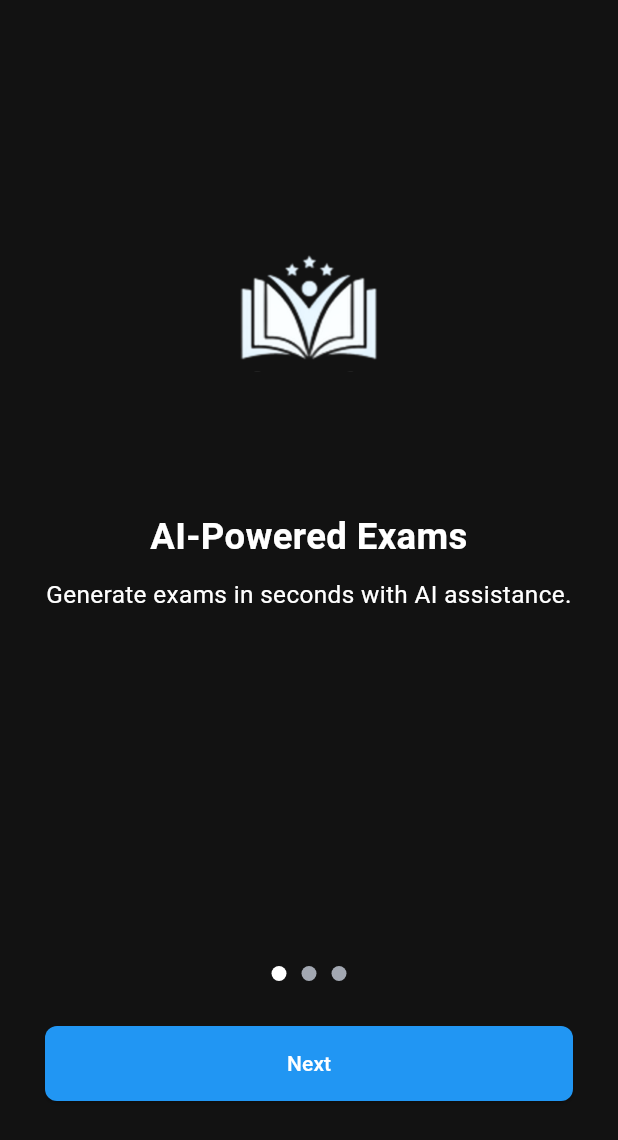
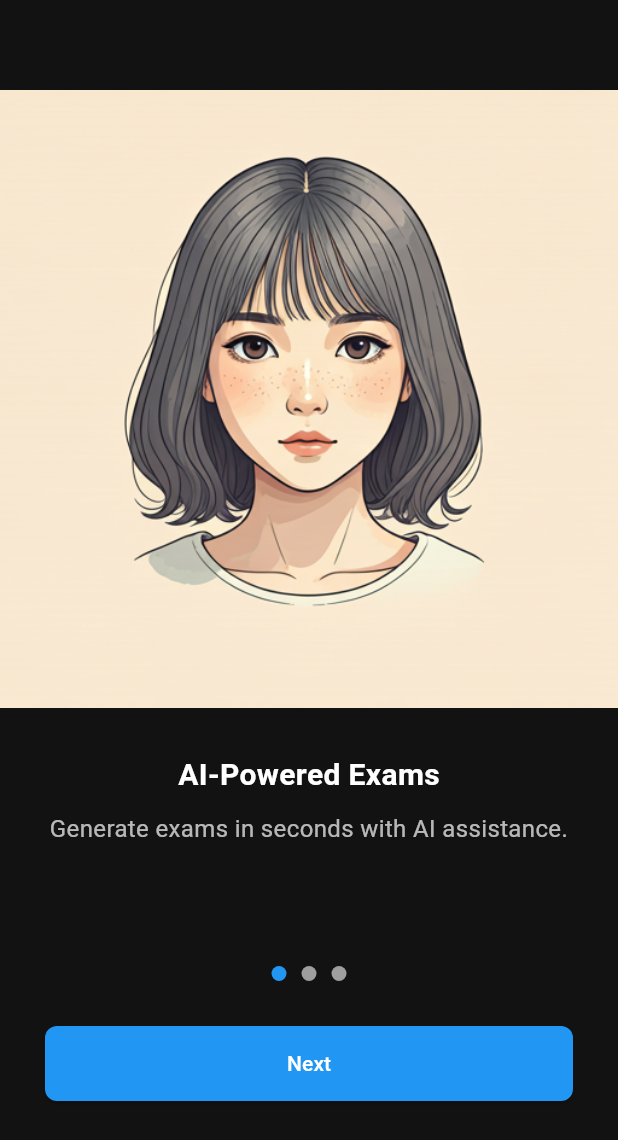
Before and after one commit to sayodaa/exam_zone, a Flutter app: the OnBoardingView screen opened directly, on a phone screen of 412 x 824 dp. Shown: the top 1140 px of the screen. Run offline on Flutter 3.47's test engine with Material 3 defaults, Android fonts, the phone set to English and light mode, and no system bars; drawn by our look-alikes of smooth_page_indicator; our stand-ins replace animate_do, bloc, cloud_firestore, connectivity_plus, dartz, equatable and 12 more; accounts and stored records are empty; network calls fail; project files that could hold a hidden picture were left out.

Commit message:
fix issue

```diff
--- a/lib/app.dart
+++ b/lib/app.dart
@@ -50,7 +50,7 @@ class ExamZoneApp extends StatelessWidget {
             theme: AppThemes.lightTheme,
             darkTheme: AppThemes.darkTheme,
             themeMode: themeProvider.themeMode,
-            initialRoute: AppRoutes.splash,
+            initialRoute: AppRoutes.mainV,
             onGenerateRoute: AppRoutes.onGenerateRoute,
           ),
         );
--- a/lib/core/styles/app_images.dart
+++ b/lib/core/styles/app_images.dart
@@ -3,6 +3,10 @@ abstract class AppImages {
   static const onBoard1Dark = 'assets/images/core/splash.png';
   static const onBoard2Dark = 'assets/images/core/splash.png';
   static const onBoard3Dark = 'assets/images/core/splash.png';
+
+  static const onBoard1 = 'assets/images/on_board/on_board_1.png';
+  static const onBoard2 = 'assets/images/on_board/on_board_2.png';
+  static const onBoard3 = 'assets/images/on_board/on_board_3.png';
   // Core images
   static const String logo = 'assets/images/core/splash.png';
   static const String examZone = 'assets/images/core/splash.png';
--- a/lib/features/auth/presentation/views/widgets/confirm_password_feild.dart
+++ b/lib/features/auth/presentation/views/widgets/confirm_password_feild.dart
@@ -41,7 +41,7 @@ class _ConfirmPasswordFieldState extends State<ConfirmPasswordField> {
           return null;
         },
         obscureText: _obscure,
-        suffixIcon: _obscure ? Icons.visibility_off : Icons.visibility,
+        suffixIcon: _obscure ? Icons.visibility : Icons.visibility_off,
         suffixIconPressed: _toggle,
       ),
     );
--- a/lib/features/onboarding/data/models/inboarding_item_model.dart
+++ b/lib/features/onboarding/data/models/inboarding_item_model.dart
@@ -1,10 +1,10 @@
 class OnboardingItemModel {
-  final String video;
+  final String image;
   final String title;
   final String description;
 
   OnboardingItemModel({
-    required this.video,
+    required this.image,
     required this.title,
     required this.description,
   });
--- a/lib/features/onboarding/presentation/widgets/on_boarding_view_body.dart
+++ b/lib/features/onboarding/presentation/widgets/on_boarding_view_body.dart
@@ -1,5 +1,4 @@
 import 'package:flutter/material.dart';
-import 'package:graduation/core/styles/styles.dart';
 import 'package:graduation/features/onboarding/presentation/widgets/onboarding_page_view.dart';
 import 'package:smooth_page_indicator/smooth_page_indicator.dart';
 import 'package:graduation/core/extensions/context_extension.dart';
@@ -62,9 +61,9 @@ class _OnBoardingViewsBodyState extends State<OnBoardingViewsBody> {
               curve: Curves.bounceInOut,
             );
           },
-          effect: JumpingDotEffect(
-            dotColor: AppColorsStyles.dark.secondaryTextColor,
-            activeDotColor: AppColorsStyles.light.surfaceColor,
+          effect: const JumpingDotEffect(
+            dotColor: Colors.grey,
+            activeDotColor: Colors.blue,
             dotHeight: 10,
             dotWidth: 10,
             spacing: 10,
--- a/lib/features/onboarding/presentation/widgets/onboarding_page_view.dart
+++ b/lib/features/onboarding/presentation/widgets/onboarding_page_view.dart
@@ -17,17 +17,17 @@ class OnBoardingPageView extends StatelessWidget {
 
   List<OnboardingItemModel> get onboardingDark => [
     OnboardingItemModel(
-      video: AppImages.onBoard1Dark,
+      image: AppImages.onBoard1,
       title: LangKeys.onboardTitle1,
       description: LangKeys.onboardBody1,
     ),
     OnboardingItemModel(
-      video: AppImages.onBoard2Dark,
+      image: AppImages.onBoard2,
       title: LangKeys.onboardTitle2,
       description: LangKeys.onboardBody2,
     ),
     OnboardingItemModel(
-      video: AppImages.onBoard3Dark,
+      image: AppImages.onBoard3,
       title: LangKeys.onboardTitle3,
       description: LangKeys.onboardBody3,
     ),
@@ -45,7 +45,7 @@ class OnBoardingPageView extends StatelessWidget {
       itemBuilder: (context, index) {
         final item = onboardingDark[index];
         return PageViewItem(
-          video: item.video,
+          image: item.image,
           title: context.translate(item.title),
           subtitle: context.translate(item.description),
         );
--- a/lib/features/onboarding/presentation/widgets/page_view_item.dart
+++ b/lib/features/onboarding/presentation/widgets/page_view_item.dart
@@ -1,68 +1,40 @@
 import 'package:flutter/material.dart';
-import 'package:graduation/core/common/widgets/text_app.dart';
-import 'package:graduation/core/styles/app_images.dart';
-import 'package:graduation/core/styles/app_text_styles.dart';
-import 'package:lottie/lottie.dart';
 
 class PageViewItem extends StatelessWidget {
   const PageViewItem({
     super.key,
-    required this.video,
+    required this.image,
     required this.title,
     required this.subtitle,
   });
 
-  final String video;
+  final String image;
   final String title;
   final String subtitle;
 
   @override
   Widget build(BuildContext context) {
-    final size = MediaQuery.of(context).size;
-
-    return SizedBox(
-      height: size.height,
-      width: size.width,
-      child: SingleChildScrollView(
-        child: Column(
-          mainAxisAlignment: MainAxisAlignment.center,
+    return Column(
       children: [
         const SizedBox(height: 60),
-            SizedBox(
-              height: 250,
-              width: 250,
-              child:
-                  (video.toLowerCase().endsWith('.json') ||
-                      video.toLowerCase().endsWith('.lottie'))
-                  ? Lottie.asset(
-                      video,
-                      errorBuilder: (context, error, stackTrace) {
-                        return Image.asset(
-                          AppImages.examZone,
-                          fit: BoxFit.contain,
-                        );
-                      },
-                    )
-                  : Image.asset(video, fit: BoxFit.contain),
+
+        Image.asset(image),
+        const SizedBox(height: 30),
+        Text(
+          title,
+          style: const TextStyle(
+            color: Colors.white,
+            fontSize: 20,
+            fontWeight: FontWeight.bold,
           ),
-            const SizedBox(height: 30),
-            TextApp(
-              text: title,
-              textAlign: TextAlign.center,
-              style: AppTextStyles.bold24(context),
         ),
         const SizedBox(height: 10),
-            Padding(
-              padding: const EdgeInsets.symmetric(horizontal: 24.0),
-              child: TextApp(
-                text: subtitle,
+        Text(
+          subtitle,
           textAlign: TextAlign.center,
-                style: AppTextStyles.body16(context),
-              ),
+          style: const TextStyle(color: Colors.white70, fontSize: 16),
         ),
       ],
-        ),
-      ),
     );
   }
 }
```
Also changed, not shown: lib/features/home/presentation/views/home_screen.dart (+0 -36 lines), assets/gifs/cat.gif (deleted), 1 other file. Lines whose indentation alone changed are shown as unchanged.
